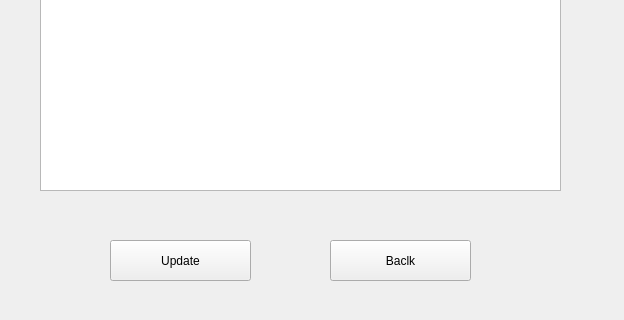
First picture: the form in editrequest.ui, repository spring-2019-cpsc-362-05/software-group-project-ravfs, before the edit; both pictures show x 0 to 624 and y 630 to 950 of the 624 by 950 pixel window.
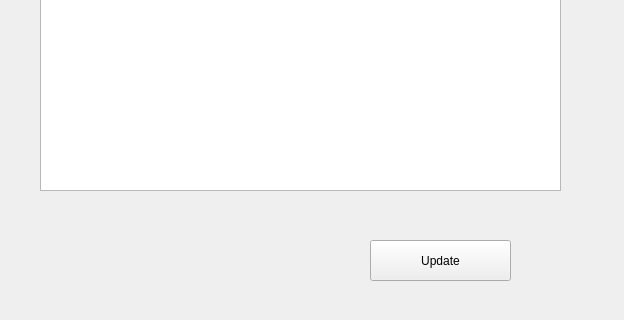
Second picture: the form after the edit.

```diff
--- a/editrequest.ui
+++ b/editrequest.ui
@@ -225,7 +225,7 @@
   <widget class="QPushButton" name="pushButton">
    <property name="geometry">
     <rect>
-     <x>110</x>
+     <x>370</x>
      <y>870</y>
      <width>141</width>
      <height>41</height>
@@ -235,19 +235,6 @@
     <string>Update</string>
    </property>
   </widget>
-  <widget class="QPushButton" name="pushButton_2">
-   <property name="geometry">
-    <rect>
-     <x>330</x>
-     <y>870</y>
-     <width>141</width>
-     <height>41</height>
-    </rect>
-   </property>
-   <property name="text">
-    <string>Baclk</string>
-   </property>
-  </widget>
  </widget>
  <resources/>
  <connections/>
```
